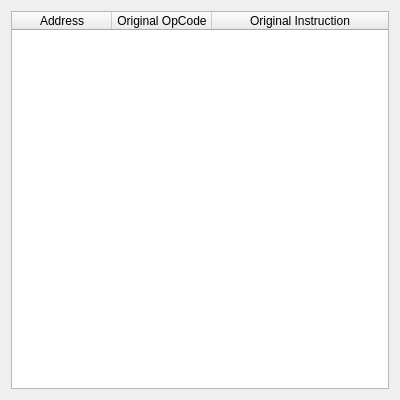
Old version of the form GUI/RestoreInstructionsWidget.ui in the repository korcankaraokcu/PINCE.
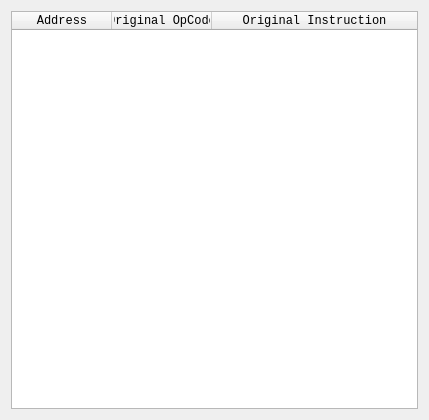
New version of the form.

Commit message: Add monospace to more widgets

Diff of the .ui file:
```diff
--- a/GUI/RestoreInstructionsWidget.ui
+++ b/GUI/RestoreInstructionsWidget.ui
@@ -6,8 +6,8 @@
    <rect>
     <x>0</x>
     <y>0</y>
-    <width>400</width>
-    <height>400</height>
+    <width>429</width>
+    <height>420</height>
    </rect>
   </property>
   <property name="windowTitle">
@@ -16,6 +16,11 @@
   <layout class="QGridLayout" name="gridLayout">
    <item row="0" column="0">
     <widget class="QTableWidget" name="tableWidget_Instructions">
+     <property name="font">
+      <font>
+       <family>Monospace</family>
+      </font>
+     </property>
      <property name="editTriggers">
       <set>QAbstractItemView::NoEditTriggers</set>
      </property>
```
The commit also changes 28 other files.
